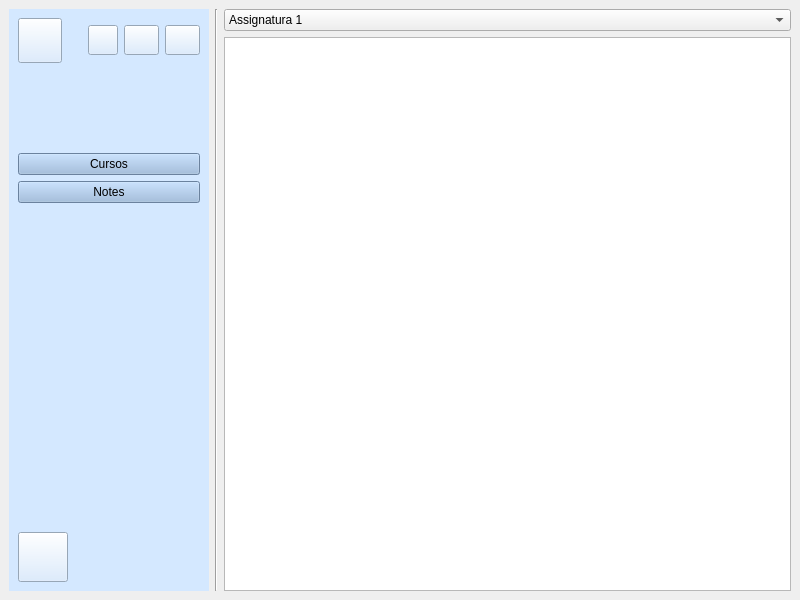
The window that ProtoAules/Screens/llista_alumnes.ui (JPerpi/ProtoAules) describes before a commit, drawn with Qt 5.
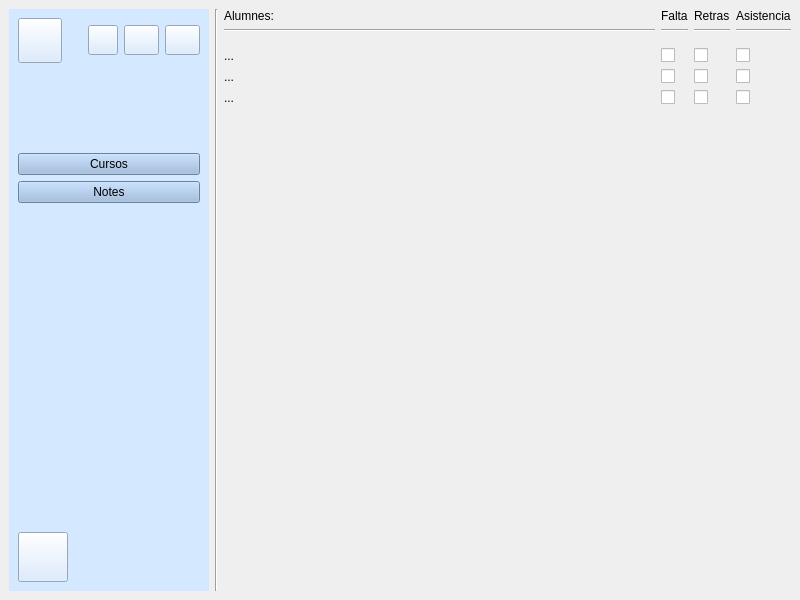
The same window after the commit. Icons and pictures are not drawn.

Commit message: canvi llistes

What changed in the file:
```diff
--- a/ProtoAules/Screens/llista_alumnes.ui
+++ b/ProtoAules/Screens/llista_alumnes.ui
@@ -250,26 +250,192 @@
     <item>
      <layout class="QVBoxLayout" name="llista_alumnes">
       <item>
-       <widget class="QComboBox" name="comboBox">
-        <item>
-         <property name="text">
-          <string>Assignatura 1</string>
-         </property>
+       <layout class="QGridLayout" name="gridLayout">
+        <item row="4" column="3">
+         <widget class="QCheckBox" name="qboxa2">
+          <property name="text">
+           <string/>
+          </property>
+         </widget>
         </item>
-        <item>
-         <property name="text">
-          <string>Assignatura 2</string>
-         </property>
+        <item row="4" column="2">
+         <widget class="QCheckBox" name="qboxr2">
+          <property name="text">
+           <string/>
+          </property>
+         </widget>
         </item>
-        <item>
-         <property name="text">
-          <string>Assignatura 3</string>
-         </property>
+        <item row="3" column="2">
+         <widget class="QCheckBox" name="qboxr2_2">
+          <property name="text">
+           <string/>
+          </property>
+         </widget>
         </item>
-       </widget>
-      </item>
-      <item>
-       <widget class="QListView" name="listView"/>
+        <item row="3" column="1">
+         <widget class="QCheckBox" name="qboxf1">
+          <property name="text">
+           <string/>
+          </property>
+         </widget>
+        </item>
+        <item row="0" column="2">
+         <widget class="QLabel" name="label_6">
+          <property name="text">
+           <string>Retras</string>
+          </property>
+         </widget>
+        </item>
+        <item row="4" column="0">
+         <widget class="QLabel" name="al2">
+          <property name="text">
+           <string>...</string>
+          </property>
+         </widget>
+        </item>
+        <item row="1" column="1">
+         <widget class="Line" name="line_3">
+          <property name="orientation">
+           <enum>Qt::Horizontal</enum>
+          </property>
+         </widget>
+        </item>
+        <item row="6" column="0">
+         <spacer name="verticalSpacer">
+          <property name="orientation">
+           <enum>Qt::Vertical</enum>
+          </property>
+          <property name="sizeType">
+           <enum>QSizePolicy::Expanding</enum>
+          </property>
+          <property name="sizeHint" stdset="0">
+           <size>
+            <width>20</width>
+            <height>30</height>
+           </size>
+          </property>
+         </spacer>
+        </item>
+        <item row="3" column="3">
+         <widget class="QCheckBox" name="qboxa1">
+          <property name="text">
+           <string/>
+          </property>
+         </widget>
+        </item>
+        <item row="0" column="3">
+         <widget class="QLabel" name="label_7">
+          <property name="text">
+           <string>Asistencia</string>
+          </property>
+         </widget>
+        </item>
+        <item row="5" column="0">
+         <widget class="QLabel" name="al3">
+          <property name="sizePolicy">
+           <sizepolicy hsizetype="Expanding" vsizetype="Preferred">
+            <horstretch>0</horstretch>
+            <verstretch>0</verstretch>
+           </sizepolicy>
+          </property>
+          <property name="text">
+           <string>...</string>
+          </property>
+         </widget>
+        </item>
+        <item row="0" column="0">
+         <widget class="QLabel" name="label_4">
+          <property name="maximumSize">
+           <size>
+            <width>16777215</width>
+            <height>50</height>
+           </size>
+          </property>
+          <property name="text">
+           <string>Alumnes:</string>
+          </property>
+         </widget>
+        </item>
+        <item row="1" column="3">
+         <widget class="Line" name="line_5">
+          <property name="orientation">
+           <enum>Qt::Horizontal</enum>
+          </property>
+         </widget>
+        </item>
+        <item row="3" column="0">
+         <widget class="QLabel" name="al1">
+          <property name="text">
+           <string>...</string>
+          </property>
+         </widget>
+        </item>
+        <item row="0" column="1">
+         <widget class="QLabel" name="label_5">
+          <property name="text">
+           <string>Falta</string>
+          </property>
+         </widget>
+        </item>
+        <item row="1" column="0">
+         <widget class="Line" name="line_2">
+          <property name="orientation">
+           <enum>Qt::Horizontal</enum>
+          </property>
+         </widget>
+        </item>
+        <item row="5" column="3">
+         <widget class="QCheckBox" name="qboxa3">
+          <property name="text">
+           <string/>
+          </property>
+         </widget>
+        </item>
+        <item row="5" column="1">
+         <widget class="QCheckBox" name="qboxf3">
+          <property name="text">
+           <string/>
+          </property>
+         </widget>
+        </item>
+        <item row="4" column="1">
+         <widget class="QCheckBox" name="qboxf2">
+          <property name="text">
+           <string/>
+          </property>
+         </widget>
+        </item>
+        <item row="1" column="2">
+         <widget class="Line" name="line_4">
+          <property name="orientation">
+           <enum>Qt::Horizontal</enum>
+          </property>
+         </widget>
+        </item>
+        <item row="5" column="2">
+         <widget class="QCheckBox" name="qboxr1">
+          <property name="text">
+           <string/>
+          </property>
+         </widget>
+        </item>
+        <item row="2" column="0">
+         <spacer name="verticalSpacer_2">
+          <property name="orientation">
+           <enum>Qt::Vertical</enum>
+          </property>
+          <property name="sizeType">
+           <enum>QSizePolicy::Fixed</enum>
+          </property>
+          <property name="sizeHint" stdset="0">
+           <size>
+            <width>20</width>
+            <height>10</height>
+           </size>
+          </property>
+         </spacer>
+        </item>
+       </layout>
       </item>
      </layout>
     </item>
```
The commit also changes 2 other files.
